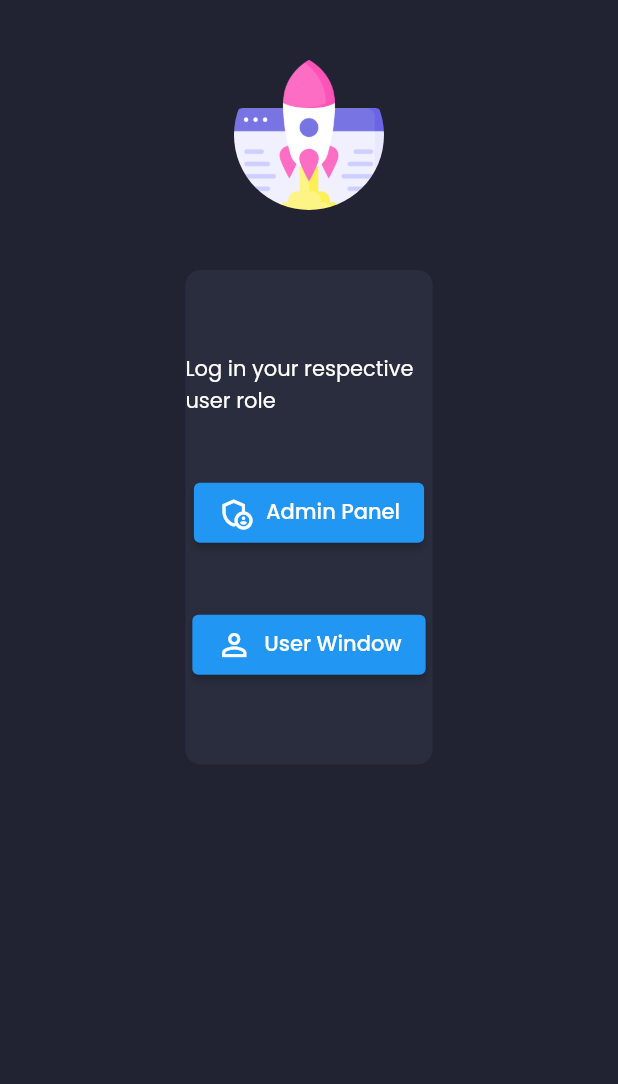
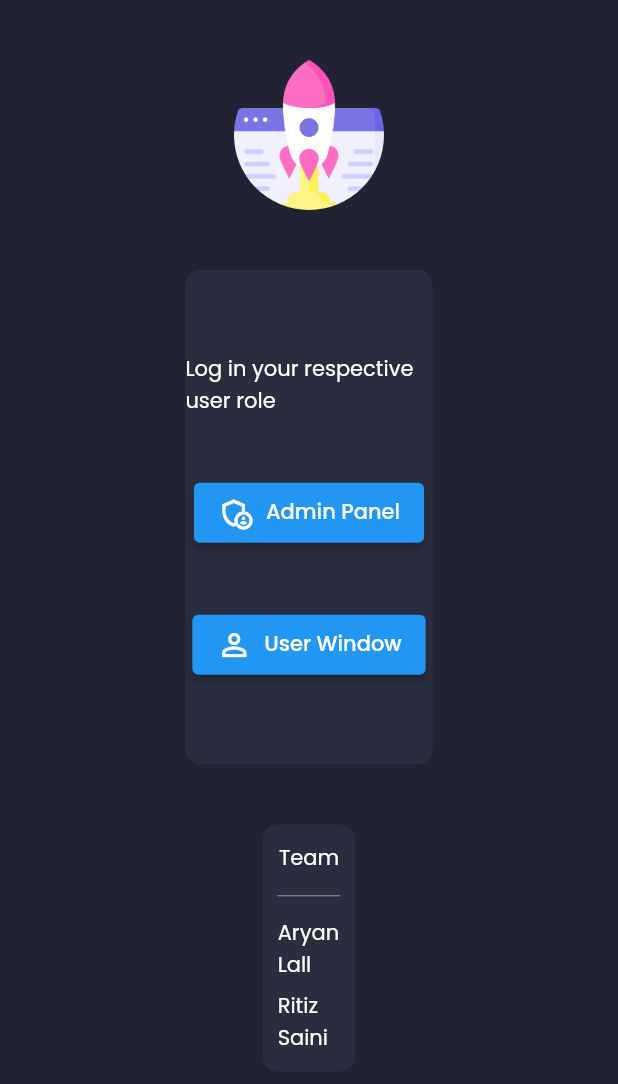
Before and after one commit to aryanlall11/CrowdFunding, a Flutter app: the screen it shows after launch, on a phone screen of 412 x 824 dp. Shown: the top 1084 px of the screen. Run offline on Flutter 3.47's test engine with Material 2 defaults, Android fonts, the phone set to English and light mode, and no system bars; our stand-ins replace data_table_2, fl_chart, flutter_svg, google_fonts, percent_indicator; missing offline and left inert: flutter_web3.

Commit message:
CrowdFunding - UI update

```diff
--- a/lib/Login.dart
+++ b/lib/Login.dart
@@ -106,6 +106,32 @@ class _LoginState extends State<Login> {
                 ],
               ),
             ),
+            SizedBox(
+              height: 40,
+            ),
+            Container(
+              height: size.height * 0.2,
+              width: size.width * 0.15,
+              decoration: BoxDecoration(
+                color: secondaryColor,
+                borderRadius: const BorderRadius.all(Radius.circular(10)),
+              ),
+              child: Padding(
+                padding: EdgeInsets.symmetric(horizontal: 10, vertical: 12),
+                child: Column(
+                  mainAxisAlignment: MainAxisAlignment.spaceBetween,
+                  crossAxisAlignment: CrossAxisAlignment.center,
+                  children: [
+                    Text("Team"),
+                    Divider(
+                      color: Colors.grey,
+                    ),
+                    Text("Aryan Lall"),
+                    Text("Ritiz Saini"),
+                  ],
+                ),
+              ),
+            )
           ],
         ),
       ),
--- a/lib/constants.dart
+++ b/lib/constants.dart
@@ -37,7 +37,7 @@ var allProjects_len = ValueNotifier<int>(allProjects.length);
 //"0x41EFcF455164958e033e69eC0913177E95ed27AC";
 //"0x58EEab28F3feF875bdA46C46160FF9E970B239C1";
 //0x85a35c9fa19Eb698B2C3825bCEAF9Fe2C6CFeA95
-final CFAddress = "0xDF9815e39926e3D86645f01Fe1b2D9a78Ca4dC85";
+final CFAddress = "0x6B194F7Ba024F24f8d5aA0bF8BD6e11021820c01";
 
 final CFAbi = '''[
 	{
--- a/lib/models/CreateProject.dart
+++ b/lib/models/CreateProject.dart
@@ -119,7 +119,7 @@ class _CreateProjectState extends State<CreateProject> {
                                 alignment: Alignment.centerRight,
                                 width: size.width * 0.1,
                                 child: Text(
-                                  "Raise Till (days) : ",
+                                  "Raise Till (sec) : ",
                                   style: Theme.of(context).textTheme.subtitle1,
                                 )),
                             SizedBox(width: 10),
@@ -148,7 +148,7 @@ class _CreateProjectState extends State<CreateProject> {
                                 alignment: Alignment.centerRight,
                                 width: size.width * 0.1,
                                 child: Text(
-                                  "Goal Amount (Eth) : ",
+                                  "Goal Amount (ETH) : ",
                                   style: Theme.of(context).textTheme.subtitle1,
                                 )),
                             SizedBox(width: 10),
@@ -158,7 +158,7 @@ class _CreateProjectState extends State<CreateProject> {
                                 keyboardType: TextInputType.number,
                                 decoration: const InputDecoration(
                                     border: OutlineInputBorder(),
-                                    hintText: 'Enter the amount to raise (Eth)',
+                                    hintText: 'Enter the amount to raise (ETH)',
                                     labelText: 'Goal Amount'),
                                 validator: (value) {
                                   if (value == null || value.isEmpty) {
```
Also changed, not shown: lib/models/Contribute.dart (+17 -10 lines), 1 other file.
